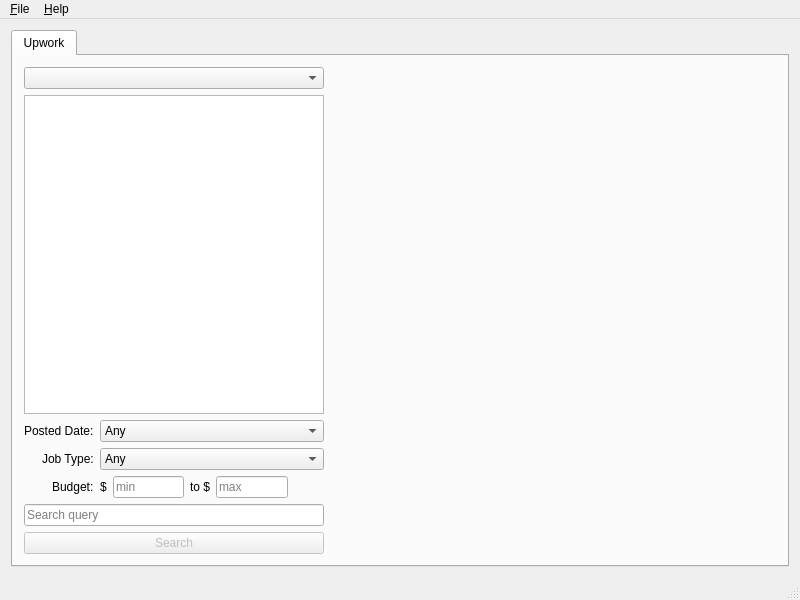
This is sources/mainwindow.ui in ElanGroup/freelance-navigator as Qt 5 draws it before an edit. The edited form follows.
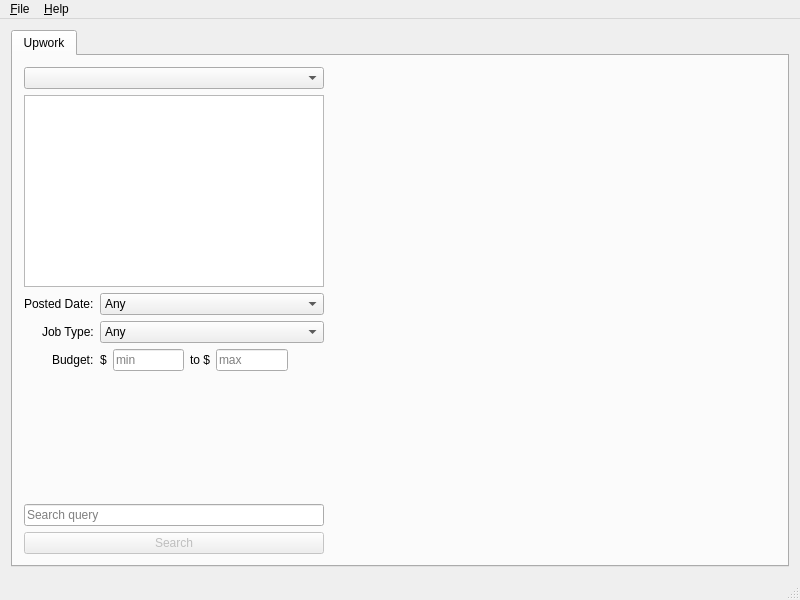
This is the edited form. Custom widgets are drawn as their Qt base class.

What changed in the file:
```diff
--- a/sources/mainwindow.ui
+++ b/sources/mainwindow.ui
@@ -194,6 +194,19 @@
             </item>
            </layout>
           </item>
+          <item>
+           <spacer name="verticalSpacer">
+            <property name="orientation">
+             <enum>Qt::Vertical</enum>
+            </property>
+            <property name="sizeHint" stdset="0">
+             <size>
+              <width>20</width>
+              <height>40</height>
+             </size>
+            </property>
+           </spacer>
+          </item>
           <item>
            <widget class="QLineEdit" name="upworkSearchLineEdit">
             <property name="placeholderText">
```
Left out of the diff: 15 changed lines with no effect on the pictures.
